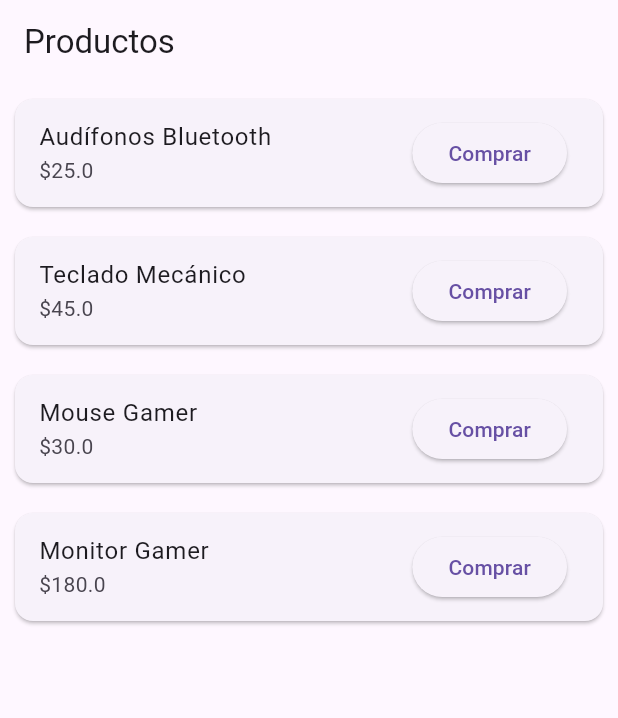
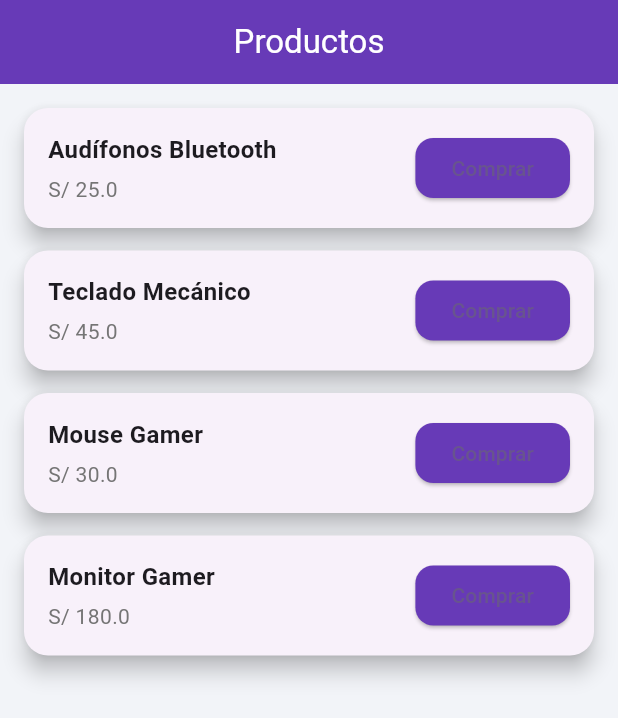
Before and after one commit to Odaliz2105/pasarela_pagos_flutter, a Flutter app: the screen it shows after launch, on a phone screen of 412 x 824 dp. Shown: the top 718 px of the screen. Run offline on Flutter 3.47's test engine with Material 3 defaults, Android fonts, the phone set to English and light mode, and no system bars; our stand-ins replace cloud_firestore, firebase_core; accounts and stored records are empty.

Commit message:
archivos nuevos

```diff
--- a/lib/main.dart
+++ b/lib/main.dart
@@ -21,7 +21,20 @@ class MyApp extends StatelessWidget {
   Widget build(BuildContext context) {
     return MaterialApp(
       debugShowCheckedModeBanner: false,
-      title: 'Pasarela de Pago',
+
+      // 🎨 AQUÍ VA EL DISEÑO GLOBAL
+      theme: ThemeData(
+        useMaterial3: true,
+        colorScheme: ColorScheme.fromSeed(
+          seedColor: Colors.deepPurple,
+        ),
+        appBarTheme: const AppBarTheme(
+          centerTitle: true,
+          backgroundColor: Colors.deepPurple,
+          foregroundColor: Colors.white,
+        ),
+      ),
+
       home: const ProductosPage(),
     );
   }
--- a/lib/pages/productos_page.dart
+++ b/lib/pages/productos_page.dart
@@ -1,5 +1,4 @@
 import 'package:flutter/material.dart';
-
 import '../data/productos_data.dart';
 import 'resumen_page.dart';
 
@@ -9,41 +8,71 @@ class ProductosPage extends StatelessWidget {
   @override
   Widget build(BuildContext context) {
     return Scaffold(
+      backgroundColor: const Color(0xFFF2F4F8),
+
       appBar: AppBar(
-        title: const Text('Productos'),
+        title: const Text("Productos"),
+        backgroundColor: Colors.deepPurple,
       ),
+
       body: ListView.builder(
+        padding: const EdgeInsets.all(16),
         itemCount: productos.length,
         itemBuilder: (context, index) {
-          final producto =
-              productos[index];
+          final p = productos[index];
 
           return Card(
-            margin:
-                const EdgeInsets.all(10),
-            child: ListTile(
-              title: Text(
-                producto.nombre,
+            elevation: 6,
+            margin: const EdgeInsets.only(bottom: 15),
+            shape: RoundedRectangleBorder(
+              borderRadius: BorderRadius.circular(16),
             ),
-              subtitle: Text(
-                '\$${producto.precio}',
+            child: Padding(
+              padding: const EdgeInsets.all(16),
+              child: Row(
+                mainAxisAlignment: MainAxisAlignment.spaceBetween,
+                children: [
+
+                  // INFO
+                  Column(
+                    crossAxisAlignment: CrossAxisAlignment.start,
+                    children: [
+                      Text(
+                        p.nombre,
+                        style: const TextStyle(
+                          fontSize: 16,
+                          fontWeight: FontWeight.bold,
                         ),
-              trailing:
+                      ),
+                      const SizedBox(height: 5),
+                      Text(
+                        "S/ ${p.precio}",
+                        style: TextStyle(
+                          color: Colors.grey.shade600,
+                        ),
+                      ),
+                    ],
+                  ),
+
+                  // BOTÓN
                   ElevatedButton(
+                    style: ElevatedButton.styleFrom(
+                      backgroundColor: Colors.deepPurple,
+                      shape: RoundedRectangleBorder(
+                        borderRadius: BorderRadius.circular(12),
+                      ),
+                    ),
                     onPressed: () {
                       Navigator.push(
                         context,
                         MaterialPageRoute(
-                      builder: (_) =>
-                          ResumenPage(
-                        producto:
-                            producto,
-                      ),
+                          builder: (_) => ResumenPage(producto: p),
                         ),
                       );
                     },
-                child:
-                    const Text('Comprar'),
+                    child: const Text("Comprar"),
+                  ),
+                ],
               ),
             ),
           );
```
Also changed, not shown: lib/models/pago.dart (deleted, +0 -160 lines), lib/pages/dashboard_page.dart (added, +150 -0 lines), lib/pages/historial_page.dart (+84 -18 lines), lib/pages/pago_page.dart (+167 -0 lines), lib/pages/resultado_page.dart (+17 -1 lines), lib/pages/resumen_page.dart (+5 -10 lines). Lines whose indentation alone changed are shown as unchanged.
